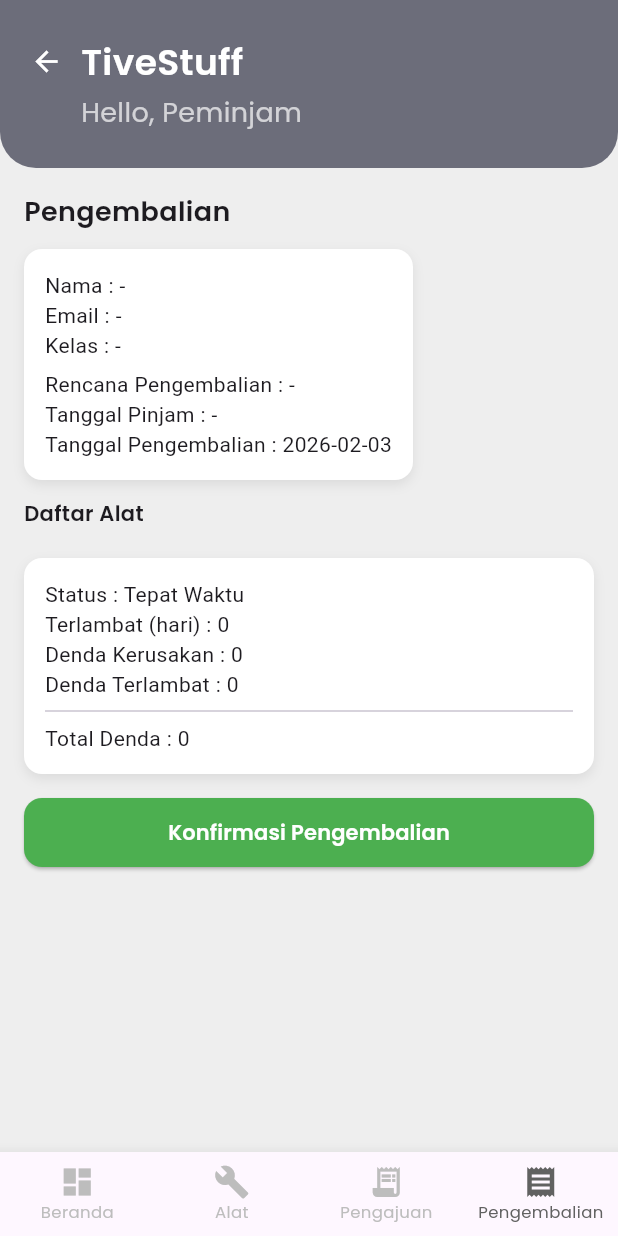
After one commit to salsaariza/TiveStuff, a Flutter app: the AjukanPengembalianScreen screen opened by its route, on a phone screen of 412 x 824 dp. The commit adds this screen. Run offline on Flutter 3.47's test engine with Material 3 defaults, Android fonts, the phone set to English and light mode, and no system bars; our stand-ins replace file_picker, google_fonts, pdf, printing, supabase_flutter; accounts and stored records are empty.

Commit message:
target hari ini

```diff
--- a/lib/main.dart
+++ b/lib/main.dart
@@ -1,6 +1,7 @@
 import 'package:flutter/material.dart';
 import 'package:supabase_flutter/supabase_flutter.dart';
 import 'package:tivestuff1/admin/admin_keranjang.dart';
+import 'package:tivestuff1/peminjam/ajukan_pengembalian.dart';
 import 'package:tivestuff1/petugas/kartu_peminjaman.dart';
 
 // Screens umum
@@ -76,6 +77,7 @@ class MyApp extends StatelessWidget {
         '/peminjamanpeminjam': (context) => const AlatPeminjamScreen(),
         '/pengajuanpeminjam': (context) => const PengajuanScreen(),
         '/pengembalianpeminjam': (context) => const PengembalianPeminjamScreen(),
+        '/ajukanpengembalian' : (context) => const AjukanPengembalianScreen(),
       },
     );
   }
--- /dev/null
+++ b/lib/peminjam/ajukan_pengembalian.dart
@@ -0,0 +1,324 @@
+import 'package:flutter/material.dart';
+import 'package:google_fonts/google_fonts.dart';
+import 'package:supabase_flutter/supabase_flutter.dart';
+import 'package:tivestuff1/widgets/back_peminjam.dart';
+import 'package:tivestuff1/widgets/nav_peminjam.dart';
+
+class AjukanPengembalianScreen extends StatefulWidget {
+  const AjukanPengembalianScreen({super.key});
+
+  @override
+  State<AjukanPengembalianScreen> createState() =>
+      _AjukanPengembalianScreenState();
+}
+
+class _AjukanPengembalianScreenState extends State<AjukanPengembalianScreen> {
+  final supabase = Supabase.instance.client;
+
+  int? idPeminjaman;
+  bool isLoading = true;
+
+  Map<String, dynamic>? peminjaman;
+  List detailAlat = [];
+
+  final List<String> kondisiEnum = ['baik', 'rusak', 'pemeliharaan'];
+
+  final Map<int, String> kondisiAlat = {};
+
+  @override
+  void didChangeDependencies() {
+    super.didChangeDependencies();
+
+    final route = ModalRoute.of(context);
+    if (route == null || route.settings.arguments == null) {
+      setState(() => isLoading = false);
+      return;
+    }
+
+    final args = route.settings.arguments as Map<String, dynamic>;
+    idPeminjaman = args['idPeminjaman'];
+
+    fetchDetail();
+  }
+
+  // ================= FETCH DETAIL =================
+  Future<void> fetchDetail() async {
+    if (idPeminjaman == null) {
+      setState(() => isLoading = false);
+      return;
+    }
+
+    final int peminjamanId = idPeminjaman!;
+
+    try {
+      final res = await supabase
+          .from('peminjaman')
+          .select('''
+  id_peminjaman,
+  tanggal_pinjam,
+  tanggal_kembali,
+  tingkatan_kelas,
+  users!peminjaman_id_user_fkey(
+    username,
+    email
+  ),
+  detail_peminjaman(
+    jumlah,
+    alat(
+      nama_alat
+    )
+  )
+''')
+          .eq('id_peminjaman', peminjamanId)
+          .maybeSingle();
+
+      if (res == null) {
+        setState(() => isLoading = false);
+        return;
+      }
+
+      setState(() {
+        peminjaman = res;
+        detailAlat = res['detail_peminjaman'] ?? [];
+        isLoading = false;
+      });
+    } catch (e) {
+      debugPrint('ERROR FETCH DETAIL: $e');
+      setState(() => isLoading = false);
+    }
+  }
+
+  // ================= KONFIRMASI =================
+  Future<void> konfirmasiPengembalian() async {
+    if (idPeminjaman == null) return;
+
+    final int peminjamanId = idPeminjaman!;
+
+    try {
+      for (int i = 0; i < detailAlat.length; i++) {
+        if (!kondisiAlat.containsKey(i)) {
+          ScaffoldMessenger.of(context).showSnackBar(
+            const SnackBar(content: Text('Semua kondisi alat harus diisi')),
+          );
+          return;
+        }
+      }
+
+      for (int i = 0; i < detailAlat.length; i++) {
+        await supabase.from('pengembalian').insert({
+          'id_peminjaman': peminjamanId,
+          'kondisi_alat': kondisiAlat[i],
+          'tanggal_kembali': DateTime.now().toIso8601String(),
+        });
+      }
+
+      // update status peminjaman
+      await supabase
+          .from('peminjaman')
+          .update({'status_peminjaman': 'dikembalikan'})
+          .eq('id_peminjaman', peminjamanId);
+
+      if (!mounted) return;
+      Navigator.pop(context);
+    } catch (e) {
+      debugPrint('ERROR KONFIRMASI: $e');
+      ScaffoldMessenger.of(context).showSnackBar(
+        const SnackBar(content: Text('Gagal konfirmasi pengembalian')),
+      );
+    }
+  }
+
+  @override
+  Widget build(BuildContext context) {
+    return Scaffold(
+      backgroundColor: const Color(0xFFEEEEEE),
+
+      bottomNavigationBar: NavPeminjam(
+        currentIndex: 3,
+        onTap: (index) {
+          if (index == 3) return;
+          if (index == 0) {
+            Navigator.pushReplacementNamed(context, '/dashboardpeminjam');
+          } else if (index == 1) {
+            Navigator.pushReplacementNamed(context, '/alatpeminjam');
+          } else if (index == 2) {
+            Navigator.pushReplacementNamed(context, '/pengajuanpeminjam');
+          }
+        },
+      ),
+
+      body: SafeArea(
+        child: Column(
+          children: [
+            const BackPeminjam(),
+
+            Expanded(
+              child: isLoading
+                  ? const Center(child: CircularProgressIndicator())
+                  : SingleChildScrollView(
+                      padding: const EdgeInsets.all(16),
+                      child: Column(
+                        crossAxisAlignment: CrossAxisAlignment.start,
+                        children: [
+                          Text(
+                            "Pengembalian",
+                            style: GoogleFonts.poppins(
+                              fontSize: 18,
+                              fontWeight: FontWeight.w600,
+                            ),
+                          ),
+                          const SizedBox(height: 12),
+
+                          _infoCard(),
+
+                          const SizedBox(height: 12),
+
+                          Text(
+                            "Daftar Alat",
+                            style: GoogleFonts.poppins(
+                              fontWeight: FontWeight.w600,
+                            ),
+                          ),
+                          const SizedBox(height: 8),
+
+                          ...detailAlat.asMap().entries.map(
+                            (entry) => _alatCard(entry.key, entry.value),
+                          ),
+
+                          const SizedBox(height: 12),
+
+                          _dendaCard(),
+
+                          const SizedBox(height: 16),
+
+                          SizedBox(
+                            width: double.infinity,
+                            height: 46,
+                            child: ElevatedButton(
+                              style: ElevatedButton.styleFrom(
+                                backgroundColor: Colors.green,
+                                shape: RoundedRectangleBorder(
+                                  borderRadius: BorderRadius.circular(12),
+                                ),
+                              ),
+                              onPressed: konfirmasiPengembalian,
+                              child: Text(
+                                "Konfirmasi Pengembalian",
+                                style: GoogleFonts.poppins(
+                                  fontWeight: FontWeight.w600,
+                                  color: Colors.white,
+                                ),
+                              ),
+                            ),
+                          ),
+                        ],
+                      ),
+                    ),
+            ),
+          ],
+        ),
+      ),
+    );
+  }
+
+  // ================= WIDGET =================
+
+  Widget _infoCard() {
+    return Container(
+      padding: const EdgeInsets.all(14),
+      decoration: _box(),
+      child: Column(
+        crossAxisAlignment: CrossAxisAlignment.start,
+        children: [
+          Text("Nama : ${peminjaman?['users']?['username'] ?? '-'}"),
+          Text("Email : ${peminjaman?['users']?['email'] ?? '-'}"),
+          Text("Kelas : ${peminjaman?['tingkatan_kelas'] ?? '-'}"),
+          const SizedBox(height: 6),
+          Text(
+            "Rencana Pengembalian : ${peminjaman?['tanggal_kembali'] ?? '-'}",
+          ),
+          Text("Tanggal Pinjam : ${peminjaman?['tanggal_pinjam'] ?? '-'}"),
+          Text(
+            "Tanggal Pengembalian : ${DateTime.now().toString().substring(0, 10)}",
+          ),
+        ],
+      ),
+    );
+  }
+
+  Widget _alatCard(int index, Map data) {
+    return Container(
+      margin: const EdgeInsets.only(bottom: 8),
+      padding: const EdgeInsets.all(12),
+      decoration: _box(),
+      child: Column(
+        crossAxisAlignment: CrossAxisAlignment.start,
+        children: [
+          Text(
+            data['alat']?['nama_alat'] ?? '-',
+            style: GoogleFonts.poppins(fontWeight: FontWeight.w600),
+          ),
+          const SizedBox(height: 6),
+
+          ClipRRect(
+            borderRadius: BorderRadius.circular(10),
+            child: DropdownButtonFormField<String>(
+              value: kondisiAlat[index],
+              hint: const Text('Kondisi Alat'),
+              decoration: const InputDecoration(
+                isDense: true,
+                filled: true,
+                fillColor: Colors.white,
+                border: InputBorder.none,
+                contentPadding: EdgeInsets.symmetric(
+                  horizontal: 12,
+                  vertical: 10,
+                ),
+              ),
+              items: kondisiEnum.map((e) {
+                return DropdownMenuItem(value: e, child: Text(e));
+              }).toList(),
+              onChanged: (value) {
+                setState(() {
+                  kondisiAlat[index] = value!;
+                });
+              },
+            ),
+          ),
+        ],
+      ),
+    );
+  }
+
+  Widget _dendaCard() {
+    return Container(
+      padding: const EdgeInsets.all(14),
+      decoration: _box(),
+      child: Column(
+        crossAxisAlignment: CrossAxisAlignment.start,
+        children: const [
+          Text("Status : Tepat Waktu"),
+          Text("Terlambat (hari) : 0"),
+          Text("Denda Kerusakan : 0"),
+          Text("Denda Terlambat : 0"),
+          Divider(),
+          Text("Total Denda : 0"),
+        ],
+      ),
+    );
+  }
+
+  BoxDecoration _box() {
+    return BoxDecoration(
+      color: Colors.white,
+      borderRadius: BorderRadius.circular(12),
+      boxShadow: [
+        BoxShadow(
+          color: Colors.black.withOpacity(0.08),
+          blurRadius: 6,
+          offset: const Offset(0, 3),
+        ),
+      ],
+    );
+  }
+}
```
Also changed, not shown: lib/peminjam/pengajuan_screen.dart (+21 -60 lines), lib/peminjam/pengembalian_screen.dart (+76 -47 lines).
